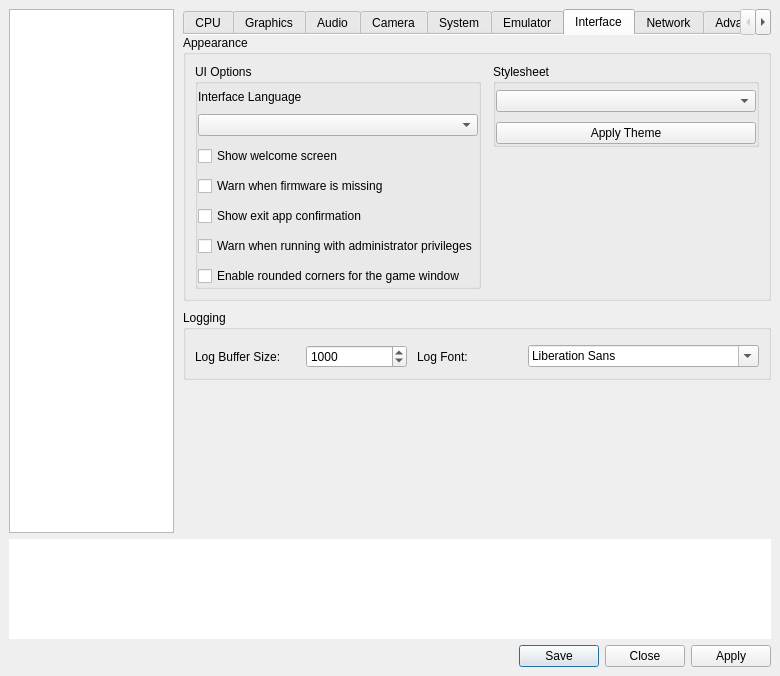
Vita3K/Vita3K, file vita3k/gui-qt/src/settings_dialog.ui: the form before one commit.
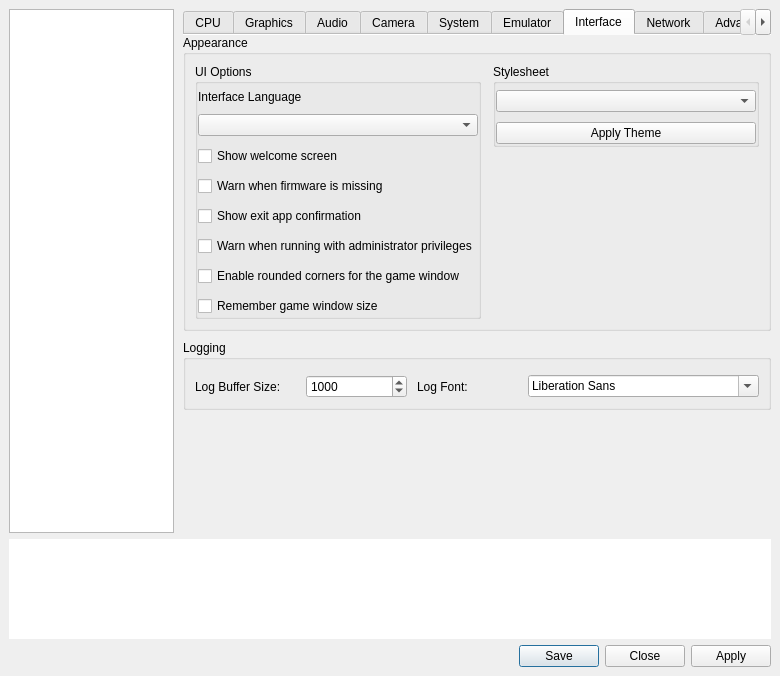
The form after the commit. The open tabs and pages were chosen to show the change.

Commit message:
gui-qt: Remember the size of the game window (#4335)
* gui-qt: Remember the size of the game window

The game window always opened at 960x544 (#3960). Its size is now saved when
a windowed game closes and used for the next one; a game closed fullscreen
or maximised leaves the saved size as it was. The gw_geometry setting this
replaces was declared but never read or written.

* gui-qt: Make remembering the game window size an option

---------

```diff
--- a/vita3k/gui-qt/src/settings_dialog.ui
+++ b/vita3k/gui-qt/src/settings_dialog.ui
@@ -2337,6 +2337,13 @@
                      </property>
                     </widget>
                    </item>
+                   <item>
+                    <widget class="QCheckBox" name="remember_game_window_size">
+                     <property name="text">
+                      <string>Remember game window size</string>
+                     </property>
+                    </widget>
+                   </item>
                   </layout>
                  </widget>
                 </item>
```
The commit also changes 5 other files.
